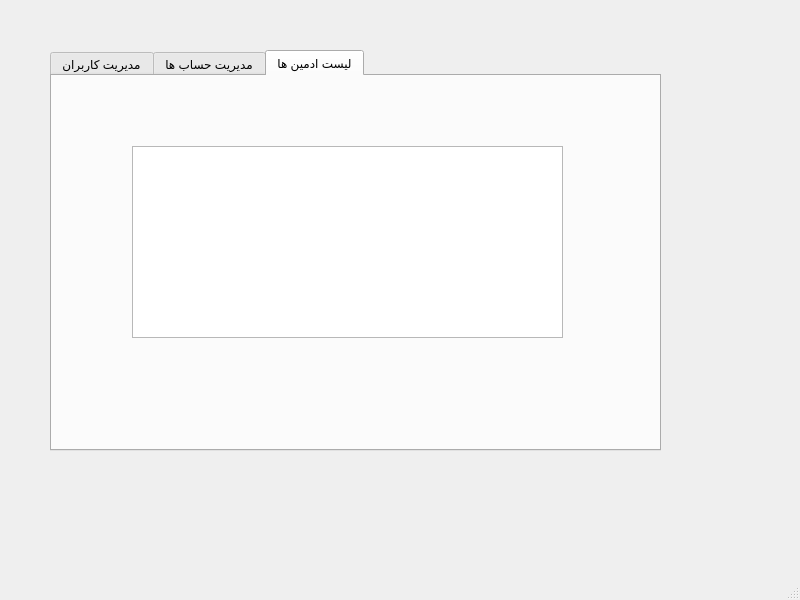
The window that bankingSystem/AdminDashboard.ui (mehdi0-0s/Banking) describes before a commit, drawn with Qt 5.
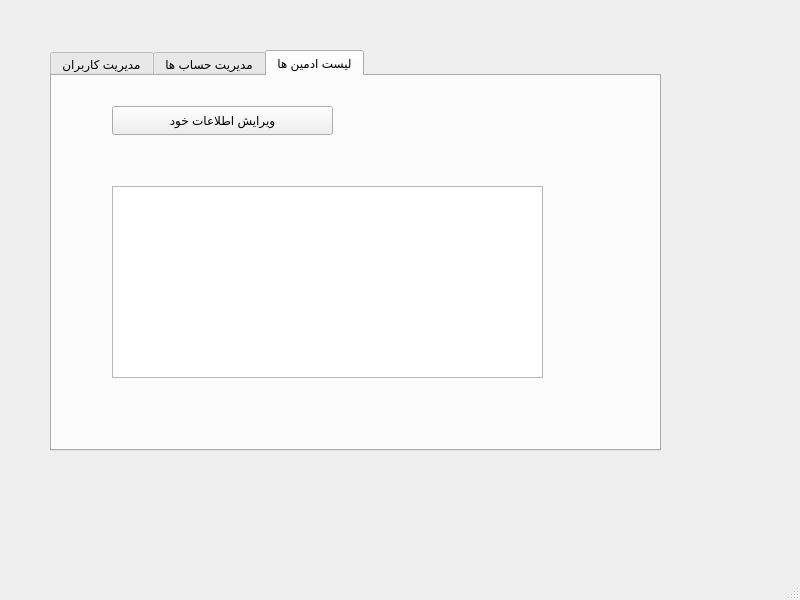
The same window after the commit. The open tabs and pages were chosen to show the change.

Commit message: (admin): Allow admin to edit their own profile

```diff
--- a/bankingSystem/AdminDashboard.ui
+++ b/bankingSystem/AdminDashboard.ui
@@ -115,13 +115,26 @@
      <widget class="QListWidget" name="admins_listWidget">
       <property name="geometry">
        <rect>
-        <x>80</x>
-        <y>70</y>
+        <x>60</x>
+        <y>110</y>
         <width>431</width>
         <height>192</height>
        </rect>
       </property>
      </widget>
+     <widget class="QPushButton" name="editMyProfile_pushButton">
+      <property name="geometry">
+       <rect>
+        <x>60</x>
+        <y>30</y>
+        <width>221</width>
+        <height>29</height>
+       </rect>
+      </property>
+      <property name="text">
+       <string>ویرایش اطلاعات خود</string>
+      </property>
+     </widget>
     </widget>
    </widget>
   </widget>
```
Left out of the diff: 2 changed lines with no effect on the pictures. The commit also changes 2 other files.
